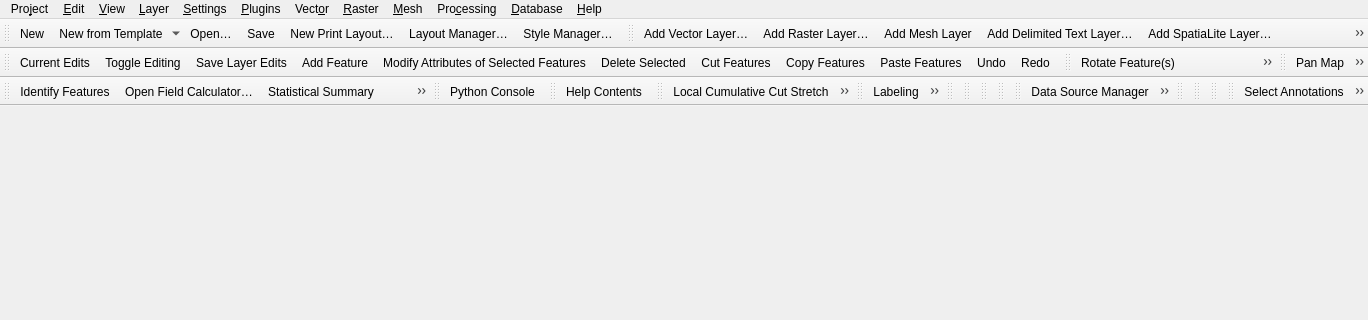
The window that src/ui/qgisapp.ui (qgis/QGIS) describes before a commit, drawn with Qt 5; both pictures show x 0 to 1368 and y 0 to 320 of the 1368 by 506 pixel window.
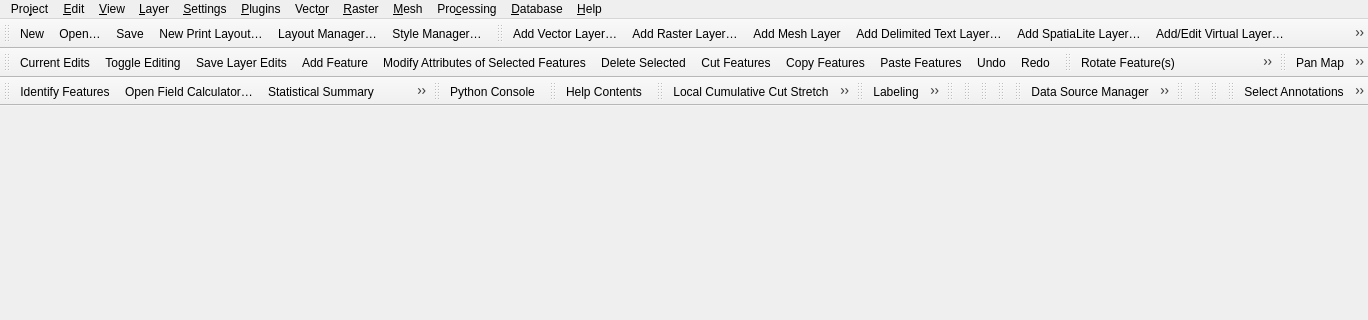
The same window after the commit. Icons and pictures are not drawn.

Commit message:
Hide the 'new from template' action instead of disabling it
When no project templates are available, don't show a disabled
action. Instead just hide the action.

This frees up toolbar space for users who don't utilise the template
functionality.

```diff
--- a/src/ui/qgisapp.ui
+++ b/src/ui/qgisapp.ui
@@ -476,7 +476,6 @@
     <bool>false</bool>
    </attribute>
    <addaction name="mActionNewProject"/>
-   <addaction name="mProjectFromTemplateMenu"/>
    <addaction name="mActionOpenProject"/>
    <addaction name="mActionSaveProject"/>
    <addaction name="mActionNewPrintLayout"/>
```
The commit also changes 2 other files.
